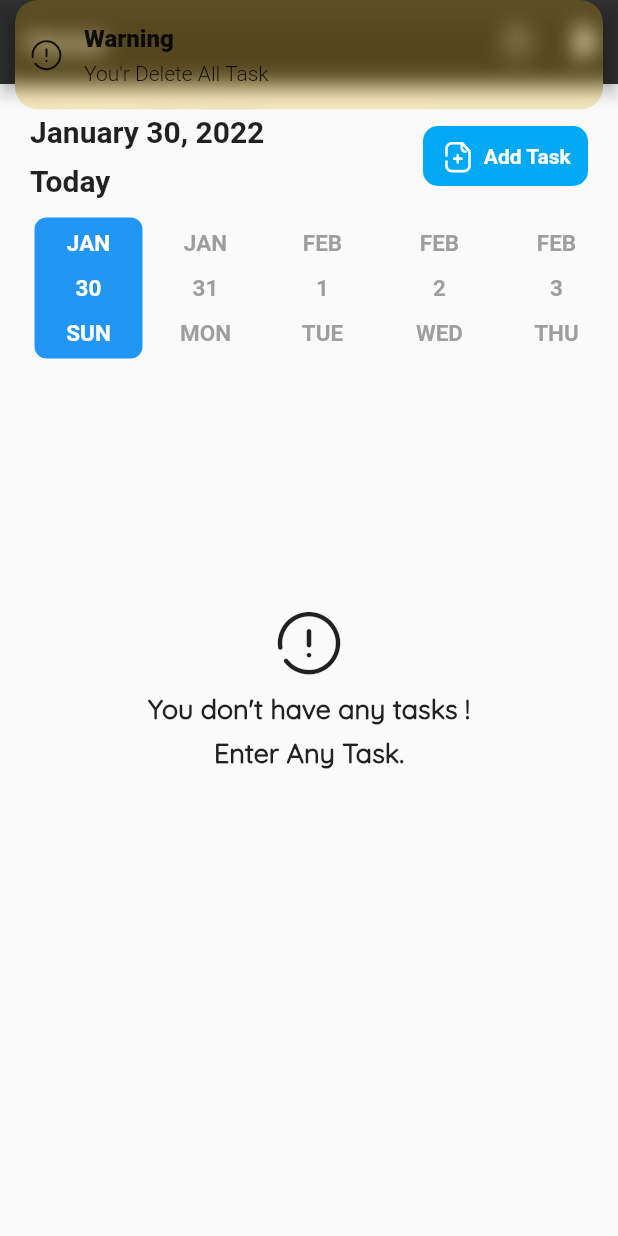
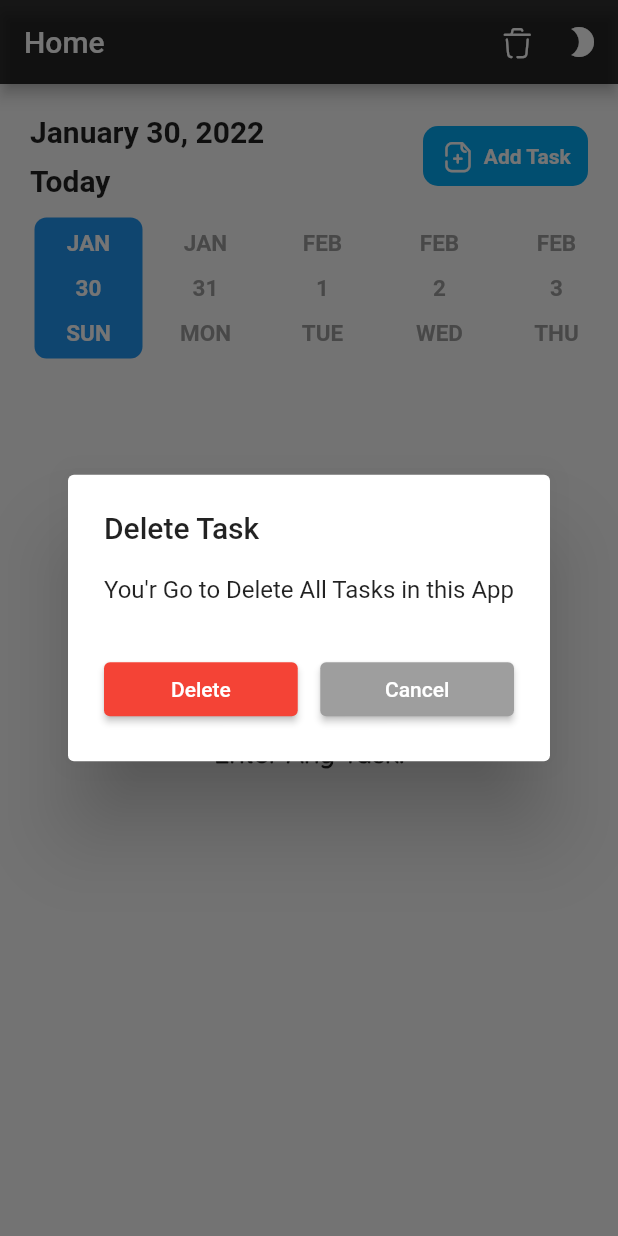
Before and after one commit to mostafa9885/ToDoApp_GetX, a Flutter app: the screen it shows after launch, after a tap on an icon or button, on a phone screen of 412 x 824 dp. Run offline on Flutter 3.47's test engine with Material 2 defaults, Android fonts, the phone set to English and light mode, and no system bars; drawn by our look-alikes of date_picker_timeline; our stand-ins replace conditional_builder_null_safety, easy_splash_screen, flutter_local_notifications, flutter_native_timezone, flutter_staggered_animations, get and 4 more; accounts and stored records are empty.

Commit message:
my changes

```diff
--- a/lib/Moduels/Home Screen/homescreen.dart
+++ b/lib/Moduels/Home Screen/homescreen.dart
@@ -54,8 +54,29 @@ class _HomeScreenState extends State<HomeScreen> {
           InkWell(
             onTap:()
             {
+              final AlertDialog alert = AlertDialog(
+                title: Text('Delete Task'),
+                content: Container(
+                  height: 100,
+                  child: Column(
+                    children:
+                    [
+                      Text(
+                          'You\'r Go to Delete All Tasks in this App',
+                      ),
+                      Spacer(),
+                      Row(
+                        children:
+                        [
+                          Expanded(
+                            child: ElevatedButton(
+                              child: Text('Delete'),
+                              onPressed: ()
+                              {
                                 notificationHelper.cancelAllNotification();
                                 _taskController.deleteAllTasks();
+
+                                Get.back();
                                 Get.snackbar(
                                     'Warning',
                                     'You\'r Delete All Task',
@@ -63,6 +84,34 @@ class _HomeScreenState extends State<HomeScreen> {
                                   backgroundColor: Colors.amber.withOpacity(0.22),
                                   icon: Icon(IconBroken.infoCircle)
                                 );
+                              },
+                              style: ButtonStyle(
+                                backgroundColor:MaterialStateProperty.all(Colors.red),
+                              ),
+                            ),
+                          ),
+                          const SizedBox(width: 15,),
+                          Expanded(
+                            child: ElevatedButton(
+                              child: Text('Cancel'),
+                              onPressed: ()
+                              {
+                                Get.back();
+                              },
+                              style: ButtonStyle(
+                                backgroundColor: MaterialStateProperty.all(Colors.grey),
+                              ),
+                            ),
+                          ),
+                        ],
+                      ),
+                    ],
+                  ),
+                ),
+              );
+              showDialog(context: context, builder: (ctx){return alert;});
+
+
             },
             child: Icon(
                 IconBroken.delete,
--- a/lib/Moduels/Splash Screen/splash_screen.dart
+++ b/lib/Moduels/Splash Screen/splash_screen.dart
@@ -0,0 +1,33 @@
+
+
+import 'package:easy_splash_screen/easy_splash_screen.dart';
+import 'package:flutter/material.dart';
+import 'package:get/get.dart';
+import 'package:todowithgetx/Moduels/Home%20Screen/homescreen.dart';
+
+class SplashScreen extends StatelessWidget {
+  const SplashScreen({Key? key}) : super(key: key);
+
+  @override
+  Widget build(BuildContext context) {
+    return Scaffold(
+      body: EasySplashScreen(
+        logo: Image.asset('assets/image/appicon.jpeg'),
+        logoSize: 50,
+        backgroundColor: Get.isDarkMode ? Colors.black45 : Colors.white,
+        title: Text(
+            'Organize you\'r Time with us',
+          style: TextStyle(
+            color: Get.isDarkMode ? Colors.white : Colors.black,
+            fontFamily: 'Quicksand',
+            fontWeight: FontWeight.w600,
+            fontSize: 15,
+          ),
+        ),
+        loaderColor: Get.isDarkMode ? Colors.white : Colors.black,
+        navigator: HomeScreen(),
+        durationInSeconds: 3,
+      ),
+    );
+  }
+}
--- a/lib/main.dart
+++ b/lib/main.dart
@@ -2,6 +2,7 @@ import 'package:flutter/material.dart';
 import 'package:get/get.dart';
 import 'package:get_storage/get_storage.dart';
 import 'package:todowithgetx/Moduels/Home%20Screen/homescreen.dart';
+import 'package:todowithgetx/Moduels/Splash%20Screen/splash_screen.dart';
 import 'package:todowithgetx/Shared/DataBase/database_creat.dart';
 import 'package:todowithgetx/Shared/Style/Theme/theme_class.dart';
 import 'package:todowithgetx/Shared/Notification/notification_services.dart';
@@ -30,7 +31,7 @@ class _MyAppState extends State<MyApp> {
       darkTheme: darkTheme,
       theme: lightTheme,
       themeMode: ThemeServices().theme,
-      home: HomeScreen(),
+      home: SplashScreen(),
     );
   }
 }
--- a/pubspec.yaml
+++ b/pubspec.yaml
@@ -45,6 +45,7 @@ dependencies:
   flutter_native_timezone: ^2.0.0
   rxdart: ^0.27.3
   sqflite: ^2.0.0+4
+  easy_splash_screen: ^1.0.3
 
 dev_dependencies:
   flutter_test:
```
Also changed, not shown: pubspec.lock. Lines whose indentation alone changed are shown as unchanged.
